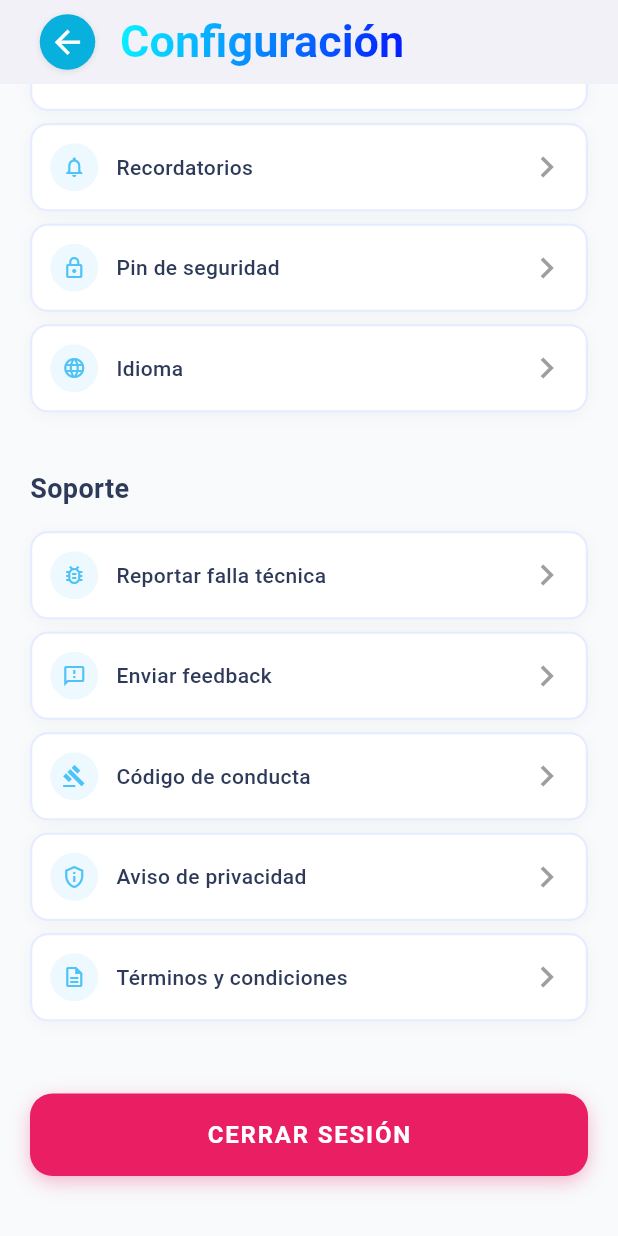
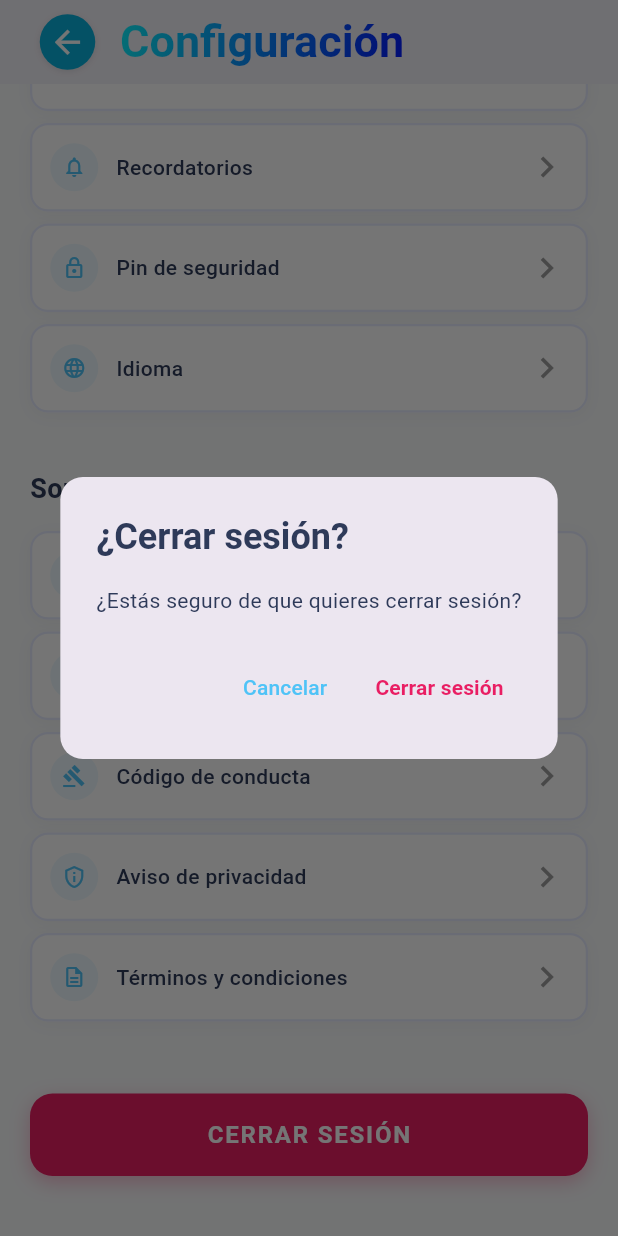
Before and after one commit to sheydazz/RESTAPP, a Flutter app: the SettingsScreen screen opened by its route, scrolled down 457 dp, after a tap on "CERRAR SESIÓN", on a phone screen of 412 x 824 dp. Run offline on Flutter 3.47's test engine with Material 3 defaults, Android fonts, the phone set to English and light mode, and no system bars; our stand-ins replace google_fonts.

```diff
--- a/lib/features/settings/screens/settings_screen.dart
+++ b/lib/features/settings/screens/settings_screen.dart
@@ -1,6 +1,6 @@
 import 'package:flutter/material.dart';
 import '../../home/screens/gradient_text.dart';
-
+import 'profile_screen.dart'; // Importar la pantalla de perfil
 
 class SettingsScreen extends StatelessWidget {
   @override
@@ -68,7 +68,13 @@ class SettingsScreen extends StatelessWidget {
             children: [
               _buildSectionTitle('Cuenta'),
               const SizedBox(height: 15),
-              _buildConfigItem('Perfil', Icons.person_outline, () {}),
+              _buildConfigItem('Perfil', Icons.person_outline, () {
+                // Navegar a la pantalla de perfil
+                Navigator.push(
+                  context,
+                  MaterialPageRoute(builder: (context) => ProfileScreen()),
+                );
+              }),
               _buildConfigItem('Plan Actual', Icons.diamond_outlined, () {}),
               _buildConfigItem('Referidos', Icons.group_outlined, () {}),
               _buildConfigItem('Código de regalo', Icons.card_giftcard_outlined, () {}),
@@ -109,7 +115,10 @@ class SettingsScreen extends StatelessWidget {
                   color: Colors.transparent,
                   child: InkWell(
                     borderRadius: BorderRadius.circular(15),
-                    onTap: () {},
+                    onTap: () {
+                      // Aquí puedes agregar lógica para cerrar sesión
+                      _showLogoutDialog(context);
+                    },
                     child: const Center(
                       child: Text(
                         'CERRAR SESIÓN',
@@ -216,4 +225,56 @@ class SettingsScreen extends StatelessWidget {
       ),
     );
   }
+
+  void _showLogoutDialog(BuildContext context) {
+    showDialog(
+      context: context,
+      builder: (BuildContext context) {
+        return AlertDialog(
+          shape: RoundedRectangleBorder(
+            borderRadius: BorderRadius.circular(15),
+          ),
+          title: Text(
+            '¿Cerrar sesión?',
+            style: TextStyle(
+              fontWeight: FontWeight.w600,
+              color: Color(0xFF2E3A59),
+            ),
+          ),
+          content: Text(
+            '¿Estás seguro de que quieres cerrar sesión?',
+            style: TextStyle(
+              color: Color(0xFF2E3A59),
+            ),
+          ),
+          actions: [
+            TextButton(
+              onPressed: () => Navigator.of(context).pop(),
+              child: Text(
+                'Cancelar',
+                style: TextStyle(
+                  color: Color(0xFF4FC3F7),
+                  fontWeight: FontWeight.w500,
+                ),
+              ),
+            ),
+            TextButton(
+              onPressed: () {
+                Navigator.of(context).pop();
+                // Aquí puedes agregar la lógica para cerrar sesión
+                // Por ejemplo: navegar a la pantalla de login
+              },
+              child: Text(
+                'Cerrar sesión',
+                style: TextStyle(
+                  color: Color(0xFFE91E63),
+                  fontWeight: FontWeight.w600,
+                ),
+              ),
+            ),
+          ],
+        );
+      },
+    );
+  }
 }
```
Also changed, not shown: lib/features/settings/screens/profile_screen.dart (+251 -0 lines).
